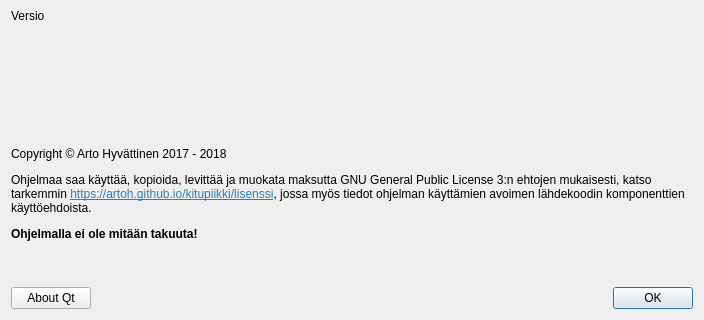
This is kitupiikki/aloitussivu/aboutdialog.ui in artoh/kitupiikki as Qt 5 draws it before an edit; both pictures show x 0 to 704 and y 260 to 580 of the 704 by 580 pixel window. The edited form follows.
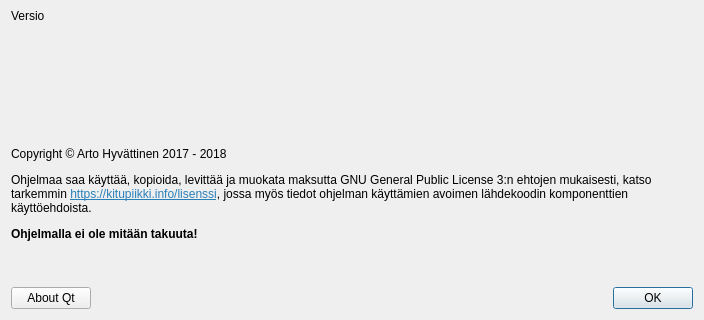
This is the edited form. Icons and pictures are not drawn.

Commit message: Nettisivu kitupiikki.info

```diff
--- a/kitupiikki/aloitussivu/aboutdialog.ui
+++ b/kitupiikki/aloitussivu/aboutdialog.ui
@@ -43,7 +43,7 @@
    <item>
     <widget class="QLabel" name="label_2">
      <property name="text">
-      <string>&lt;html&gt;&lt;head/&gt;&lt;body&gt;&lt;p&gt;Copyright © Arto Hyvättinen 2017 - 2018&lt;/p&gt;&lt;p&gt;Ohjelmaa saa käyttää, kopioida, levittää ja muokata maksutta GNU General Public License 3:n ehtojen mukaisesti, katso tarkemmin &lt;a href=&quot;https://artoh.github.io/kitupiikki/lisenssi&quot;&gt;&lt;span style=&quot; text-decoration: underline; color:#2980b9;&quot;&gt;https://artoh.github.io/kitupiikki/lisenssi&lt;/span&gt;&lt;/a&gt;, jossa myös tiedot ohjelman käyttämien avoimen lähdekoodin komponenttien käyttöehdoista. &lt;/p&gt;&lt;p&gt;&lt;span style=&quot; font-weight:600;&quot;&gt;Ohjelmalla ei ole mitään takuuta!&lt;/span&gt;&lt;/p&gt;&lt;/body&gt;&lt;/html&gt;</string>
+      <string>&lt;html&gt;&lt;head/&gt;&lt;body&gt;&lt;p&gt;Copyright © Arto Hyvättinen 2017 - 2018&lt;/p&gt;&lt;p&gt;Ohjelmaa saa käyttää, kopioida, levittää ja muokata maksutta GNU General Public License 3:n ehtojen mukaisesti, katso tarkemmin &lt;a href=&quot;https://kitupiikki.info/lisenssi&quot;&gt;&lt;span style=&quot; text-decoration: underline; color:#2980b9;&quot;&gt;https://kitupiikki.info/lisenssi&lt;/span&gt;&lt;/a&gt;, jossa myös tiedot ohjelman käyttämien avoimen lähdekoodin komponenttien käyttöehdoista. &lt;/p&gt;&lt;p&gt;&lt;span style=&quot; font-weight:600;&quot;&gt;Ohjelmalla ei ole mitään takuuta!&lt;/span&gt;&lt;/p&gt;&lt;/body&gt;&lt;/html&gt;</string>
      </property>
      <property name="wordWrap">
       <bool>true</bool>
```
The commit also changes 6 other files.
